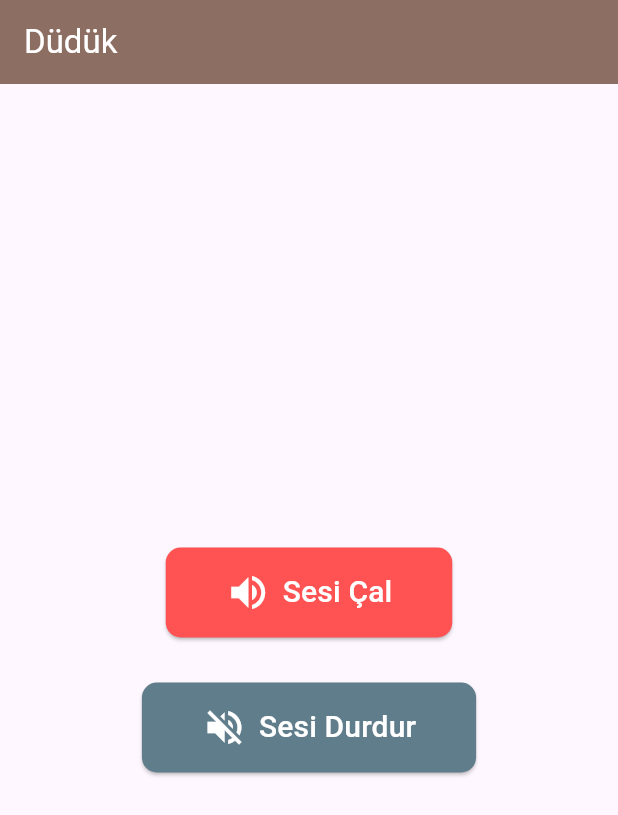
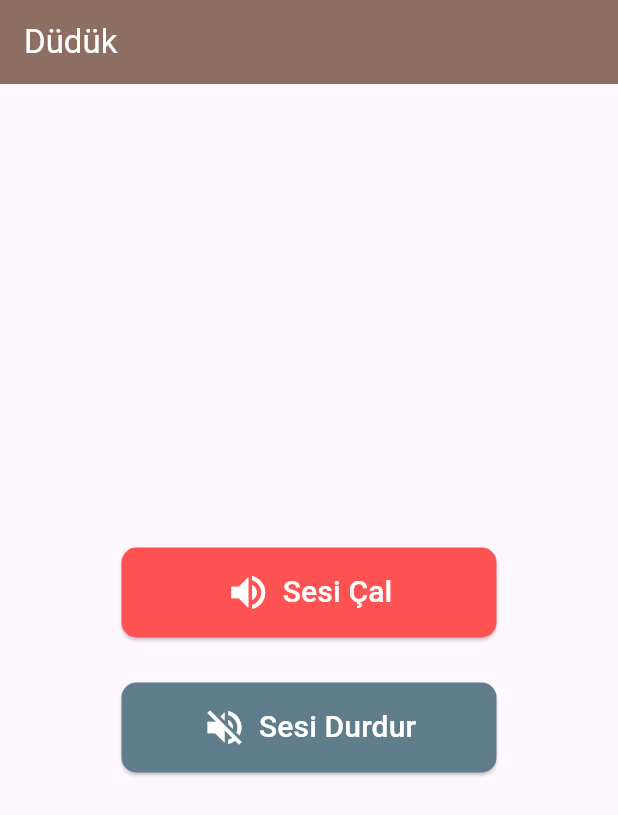
Before and after one commit to bulut1234790/AfetNet, a Flutter app: the screen it shows after launch, after a tap on "Sesi Çal", on a phone screen of 412 x 824 dp. Shown: the top 815 px of the screen. Run offline on Flutter 3.47's test engine with Material 3 defaults, Android fonts, the phone set to English and light mode, and no system bars; our stand-ins replace audioplayers, flutter_compass, flutter_map, font_awesome_flutter, geolocator, latlong2 and 1 more; missing offline and left inert: charset_converter, torch_light.

Commit message:
Sesi çalma ve durdurma buton genişlikleri düzenlendi

```diff
--- a/lib/screens/duduk.dart
+++ b/lib/screens/duduk.dart
@@ -21,8 +21,9 @@ class _DudukSayfasiState extends State<DudukSayfasi> {
   }
 
   void _playAlarm() async {
-    // Loop ayarını her çalmadan önce yap
-    await _audioPlayer.setReleaseMode(ReleaseMode.loop);
+    // Ses dosyasını asset'ten yükle ve çal.
+    // initState'te yapılan setReleaseMode(ReleaseMode.loop) ayarı sayesinde
+    // bu ses durdurulana kadar tekrarlayacak.
     await _audioPlayer.play(AssetSource('sound/alarm.ogg'));
   }
 
@@ -41,6 +42,11 @@ class _DudukSayfasiState extends State<DudukSayfasi> {
 
   @override
   Widget build(BuildContext context) {
+    // Butonlar için ortak bir genişlik tanımlayalım
+    // Bu değeri buton metinleri ve ikonlarına göre ayarlayabilirsiniz.
+    // Yaklaşık olarak geniş bir değer seçildi.
+    const double buttonWidth = 250.0;
+
     return Scaffold(
       appBar: AppBar(
         title: const Text("Düdük"),
@@ -52,7 +58,10 @@ class _DudukSayfasiState extends State<DudukSayfasi> {
           mainAxisAlignment: MainAxisAlignment.center,
           children: [
             // Sesi Çal butonu (tasarımı korunmuştur)
-            ElevatedButton.icon(
+            SizedBox(
+              // Buton genişliğini sabitlemek için SizedBox eklendi
+              width: buttonWidth,
+              child: ElevatedButton.icon(
                 onPressed: _playAlarm, // _playAlarm fonksiyonunu çağır
                 icon: const Icon(Icons.volume_up, size: 30),
                 label: const Text("Sesi Çal", style: TextStyle(fontSize: 20)),
@@ -68,12 +77,19 @@ class _DudukSayfasiState extends State<DudukSayfasi> {
                   ),
                 ),
               ),
+            ),
             const SizedBox(height: 30),
             // Sesi Durdur butonu (tasarımı korunmuştur)
-            ElevatedButton.icon(
+            SizedBox(
+              // Buton genişliğini sabitlemek için SizedBox eklendi
+              width: buttonWidth,
+              child: ElevatedButton.icon(
                 onPressed: _stopAlarm, // _stopAlarm fonksiyonunu çağır
                 icon: const Icon(Icons.volume_off, size: 30),
-              label: const Text("Sesi Durdur", style: TextStyle(fontSize: 20)),
+                label: const Text(
+                  "Sesi Durdur",
+                  style: TextStyle(fontSize: 20),
+                ),
                 style: ElevatedButton.styleFrom(
                   backgroundColor: Colors.blueGrey,
                   foregroundColor: Colors.white,
@@ -86,6 +102,7 @@ class _DudukSayfasiState extends State<DudukSayfasi> {
                   ),
                 ),
               ),
+            ),
           ],
         ),
       ),
```
Lines whose indentation alone changed are shown as unchanged.
